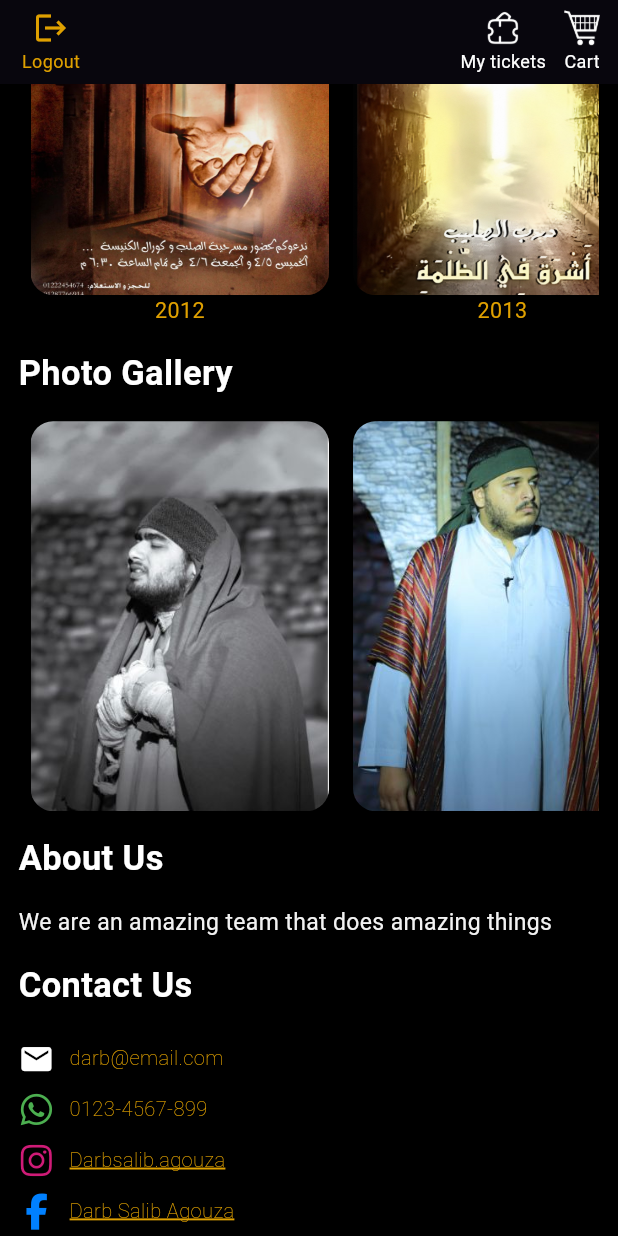
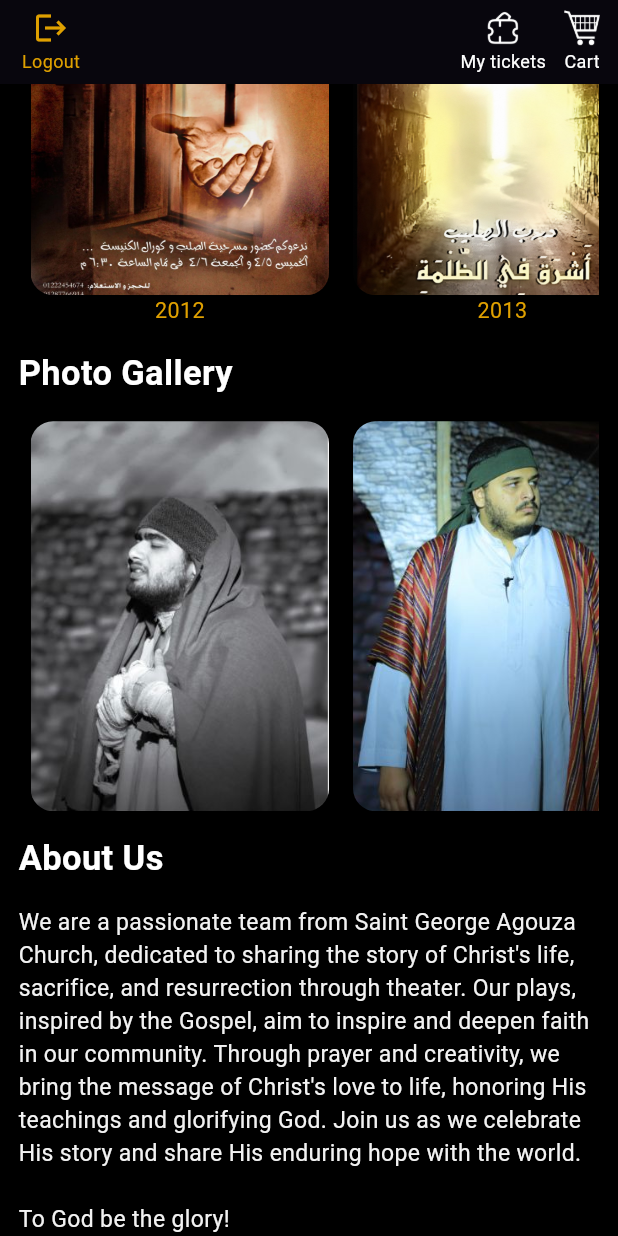
Before and after one commit to Kirollosmedhat1/ticket-booking, a Flutter app: the HomePage screen opened by its route, scrolled down 956 dp, on a phone screen of 412 x 824 dp. Run offline on Flutter 3.47's test engine with Material 3 defaults, Android fonts, the phone set to English and light mode, and no system bars; our stand-ins replace cloud_firestore, firebase_auth, firebase_core, font_awesome_flutter, get, get_storage and 4 more; accounts and stored records are empty.

Commit message:
added about me

```diff
--- a/lib/views/home/home_page.dart
+++ b/lib/views/home/home_page.dart
@@ -91,7 +91,7 @@ class _HomePageState extends State<HomePage> {
                 HomePageSection(
                   title: "About Us",
                   content: Text(
-                    "We are an amazing team that does amazing things",
+                    "We are a passionate team from Saint George Agouza Church, dedicated to sharing the story of Christ's life, sacrifice, and resurrection through theater. Our plays, inspired by the Gospel, aim to inspire and deepen faith in our community. Through prayer and creativity, we bring the message of Christ's love to life, honoring His teachings and glorifying God. Join us as we celebrate His story and share His enduring hope with the world.\n\nTo God be the glory!",
                     style: TextStyle(
                       fontSize: ScreenSizeHandler.smaller * 0.0372,
                       color: const Color(0xFFF2F2F2),
--- a/lib/views/tickets/cart.dart
+++ b/lib/views/tickets/cart.dart
@@ -95,6 +95,7 @@ class CartPage extends StatelessWidget {
   }
 
   void getCart() async {
+    isLoading.value = true;
     String? token = await _tokenStorageService.getToken();
     var response = await _apiService.getUserCart(token!);
     List<dynamic> items = response['items'];
@@ -119,6 +120,7 @@ class CartPage extends StatelessWidget {
               price: price,
               section: category));
     }
+    isLoading.value = false;
   }
 
   @override
```
Also changed, not shown: lib/views/widgets/current_service_poster.dart (+6 -3 lines).
